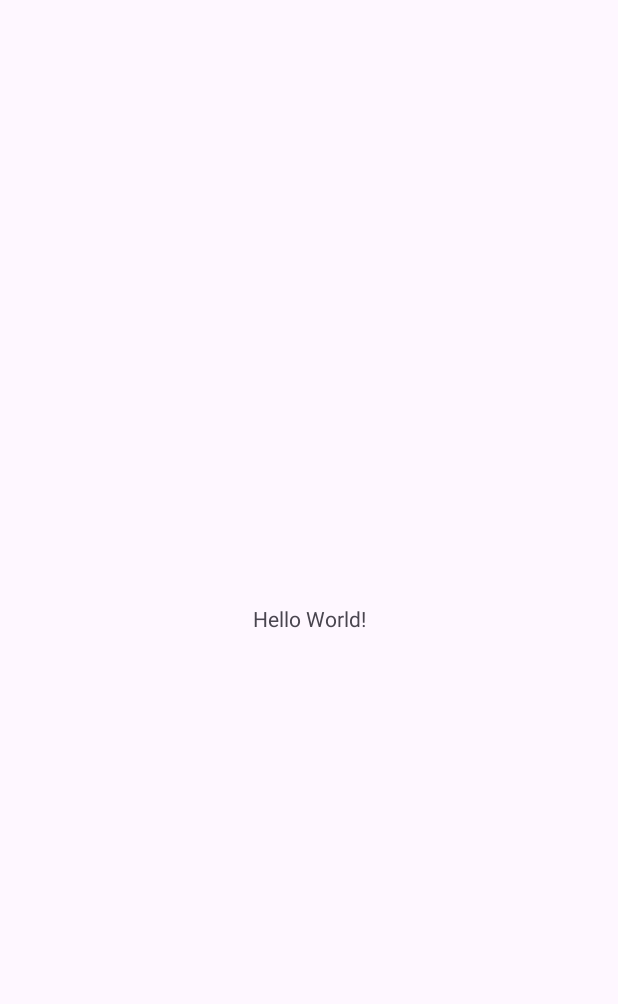
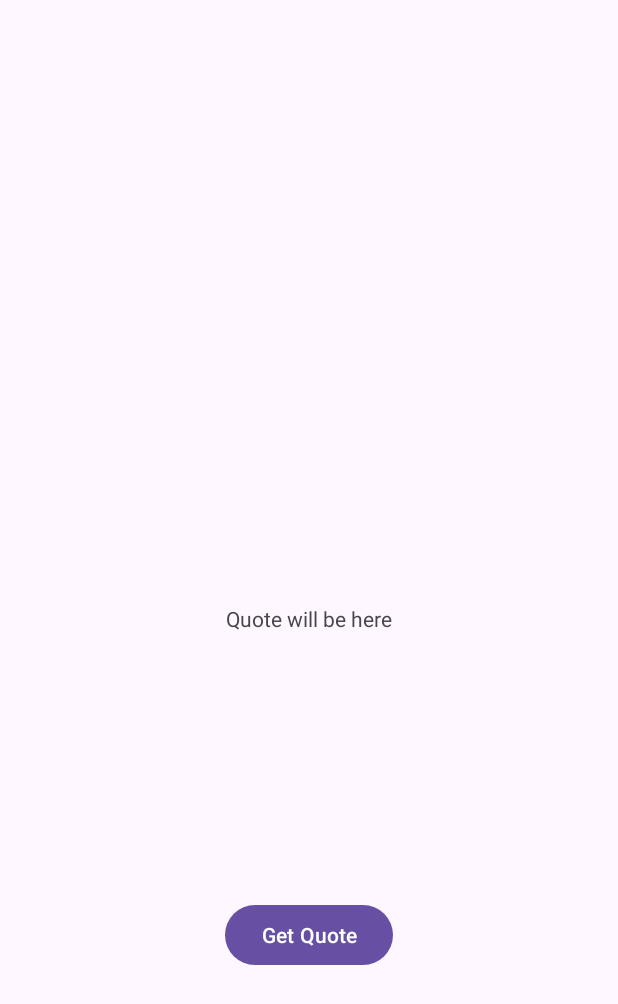
Before and after one commit to luke-davis-code/quote-app, an Android app: the screen it shows after launch (MainActivity), on a phone screen of 412 x 824 dp. Before the commit the part shown is almost empty. Shown: the top 1004 px of the screen. Run offline under Robolectric (Android 15) with nearby library versions, the phone set to English and light mode, and no system bars.

```diff
--- a/app/src/main/AndroidManifest.xml
+++ b/app/src/main/AndroidManifest.xml
@@ -23,4 +23,6 @@
         </activity>
     </application>
 
+    <uses-permission android:name="android.permission.INTERNET" />
+
 </manifest>
--- a/app/src/main/res/layout/activity_main.xml
+++ b/app/src/main/res/layout/activity_main.xml
@@ -8,12 +8,24 @@
     tools:context=".MainActivity">
 
     <TextView
+        android:id="@+id/textView"
         android:layout_width="wrap_content"
         android:layout_height="wrap_content"
-        android:text="Hello World!"
+        android:text="Quote will be here"
         app:layout_constraintBottom_toBottomOf="parent"
         app:layout_constraintEnd_toEndOf="parent"
         app:layout_constraintStart_toStartOf="parent"
         app:layout_constraintTop_toTopOf="parent" />
 
+    <Button
+        android:id="@+id/button"
+        android:layout_width="wrap_content"
+        android:layout_height="wrap_content"
+        android:text="Get Quote"
+        android:onClick="getQuoteClick"
+        app:layout_constraintBottom_toBottomOf="parent"
+        app:layout_constraintEnd_toEndOf="parent"
+        app:layout_constraintStart_toStartOf="parent"
+        app:layout_constraintTop_toBottomOf="@+id/textView" />
+
 </androidx.constraintlayout.widget.ConstraintLayout>
```
Also changed, not shown: app/src/main/java/com/example/quoteapp/MainActivity.java (+31 -0 lines), app/src/main/java/com/example/quoteapp/QuoteApiCallable.java (added, +59 -0 lines).
